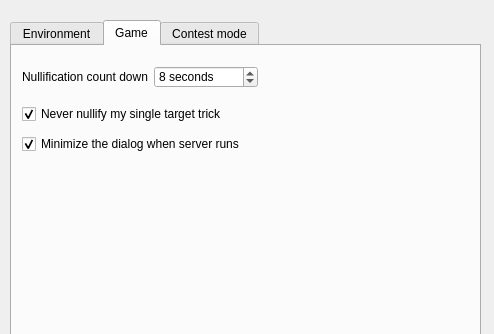
This is src/dialog/configdialog.ui in Mogara/QSanguosha as Qt 5 draws it before an edit; both pictures show x 0 to 494 and y 0 to 334 of the 494 by 534 pixel window. The edited form follows.
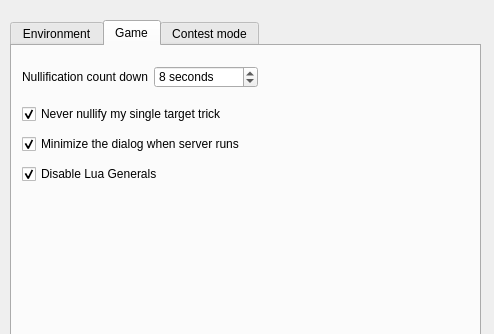
This is the edited form. The open tabs and pages were chosen to show the change.

```diff
--- a/src/dialog/configdialog.ui
+++ b/src/dialog/configdialog.ui
@@ -524,6 +524,22 @@
       <bool>true</bool>
      </property>
     </widget>
+    <widget class="QCheckBox" name="disableLua">
+     <property name="geometry">
+      <rect>
+       <x>10</x>
+       <y>120</y>
+       <width>239</width>
+       <height>16</height>
+      </rect>
+     </property>
+     <property name="text">
+      <string>Disable Lua Generals</string>
+     </property>
+     <property name="checked">
+      <bool>true</bool>
+     </property>
+    </widget>
    </widget>
    <widget class="QWidget" name="tab">
     <attribute name="title">
```
Left out of the diff: 6 changed lines with no effect on the pictures.
